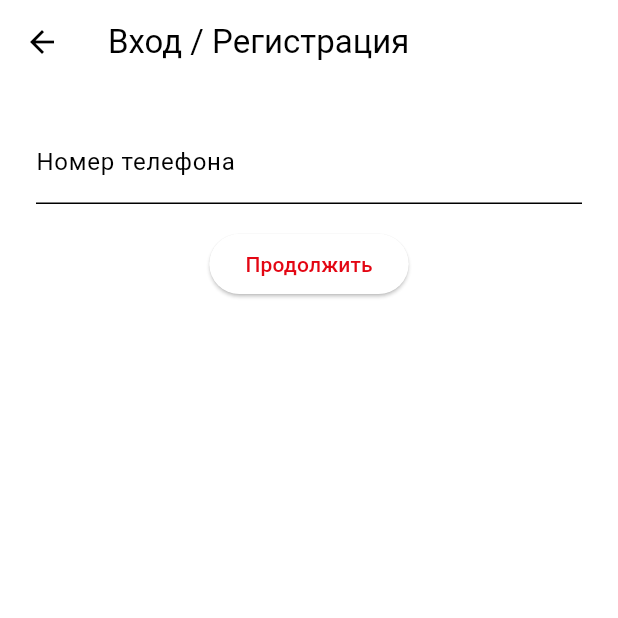
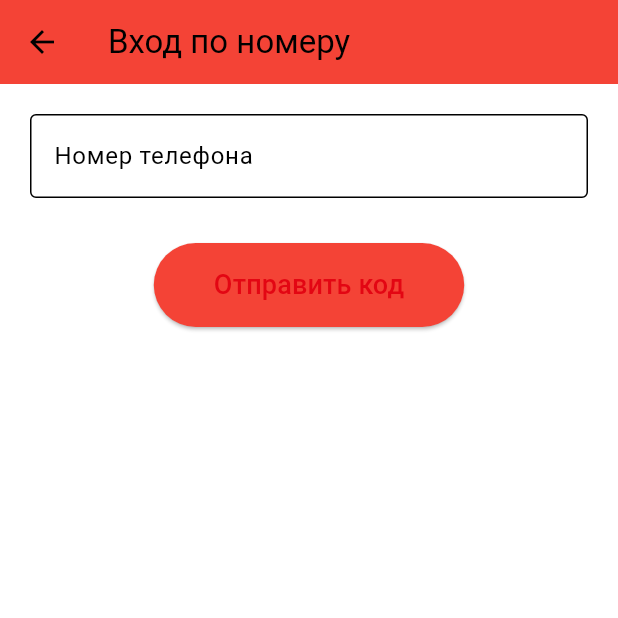
Before and after one commit to pangedza/pangedza_delivery, a Flutter app: the screen it shows after launch, after a tap on "Вход / Регистрация", on a phone screen of 412 x 824 dp, the top half of it. Run offline on Flutter 3.47's test engine with Material 3 defaults, Android fonts, the phone set to English and light mode, and no system bars; our stand-ins replace flutter_dotenv, geocoding, google_maps_flutter, supabase_flutter; accounts and stored records are empty; network calls fail.

Commit message:
Add phone login screen and update welcome navigation

```diff
--- /dev/null
+++ b/lib/screens/phone_login_screen.dart
@@ -0,0 +1,83 @@
+import 'package:flutter/material.dart';
+import 'package:supabase_flutter/supabase_flutter.dart';
+
+class PhoneLoginScreen extends StatefulWidget {
+  @override
+  _PhoneLoginScreenState createState() => _PhoneLoginScreenState();
+}
+
+class _PhoneLoginScreenState extends State<PhoneLoginScreen> {
+  final _phoneController = TextEditingController();
+  final _codeController = TextEditingController();
+  bool codeSent = false;
+
+  Future<void> sendCode() async {
+    final phone = _phoneController.text.trim();
+    await Supabase.instance.client.auth.signInWithOtp(phone: phone);
+    if (mounted) setState(() => codeSent = true);
+  }
+
+  Future<void> verifyCode() async {
+    final phone = _phoneController.text.trim();
+    final code = _codeController.text.trim();
+    final result = await Supabase.instance.client.auth.verifyOTP(
+      phone: phone,
+      token: code,
+      type: OtpType.sms,
+    );
+
+    if (result.user != null) {
+      Navigator.of(context).popUntil((route) => route.isFirst);
+    } else {
+      ScaffoldMessenger.of(context).showSnackBar(
+        SnackBar(content: Text("Неверный код")),
+      );
+    }
+  }
+
+  @override
+  Widget build(BuildContext context) {
+    return Scaffold(
+      appBar: AppBar(title: Text("Вход по номеру"), backgroundColor: Colors.red),
+      body: Padding(
+        padding: EdgeInsets.all(20),
+        child: Column(
+          children: [
+            TextField(
+              controller: _phoneController,
+              keyboardType: TextInputType.phone,
+              decoration: InputDecoration(
+                labelText: "Номер телефона",
+                border: OutlineInputBorder(),
+              ),
+            ),
+            if (codeSent)
+              Padding(
+                padding: const EdgeInsets.only(top: 20),
+                child: TextField(
+                  controller: _codeController,
+                  keyboardType: TextInputType.number,
+                  decoration: InputDecoration(
+                    labelText: "Код из SMS",
+                    border: OutlineInputBorder(),
+                  ),
+                ),
+              ),
+            SizedBox(height: 30),
+            ElevatedButton(
+              style: ElevatedButton.styleFrom(
+                primary: Colors.red,
+                shape: RoundedRectangleBorder(
+                  borderRadius: BorderRadius.circular(30),
+                ),
+                padding: EdgeInsets.symmetric(horizontal: 40, vertical: 15),
+              ),
+              onPressed: codeSent ? verifyCode : sendCode,
+              child: Text(codeSent ? "Подтвердить код" : "Отправить код", style: TextStyle(fontSize: 18)),
+            ),
+          ],
+        ),
+      ),
+    );
+  }
+}
--- a/lib/screens/welcome_screen.dart
+++ b/lib/screens/welcome_screen.dart
@@ -1,6 +1,6 @@
 import 'package:flutter/material.dart';
 
-import 'phone_auth_screen.dart';
+import 'phone_login_screen.dart';
 import '../main.dart';
 
 /// A simple welcome screen displayed on app start.
@@ -38,9 +38,7 @@ class WelcomeScreen extends StatelessWidget {
                       onPressed: () {
                         Navigator.push(
                           context,
-                          MaterialPageRoute(
-                            builder: (_) => const PhoneAuthScreen(),
-                          ),
+                          MaterialPageRoute(builder: (context) => PhoneLoginScreen()),
                         );
                       },
                       child: const Text('Вход / Регистрация'),
--- a/pubspec.yaml
+++ b/pubspec.yaml
@@ -18,7 +18,7 @@ dependencies:
   url_launcher: ^6.2.4
   flutter_dotenv: ^5.1.0
   uuid: ^4.5.1
-  supabase_flutter: ^1.10.11
+  supabase_flutter: ^1.10.17
   flutter_localizations:
     sdk: flutter
 
```
